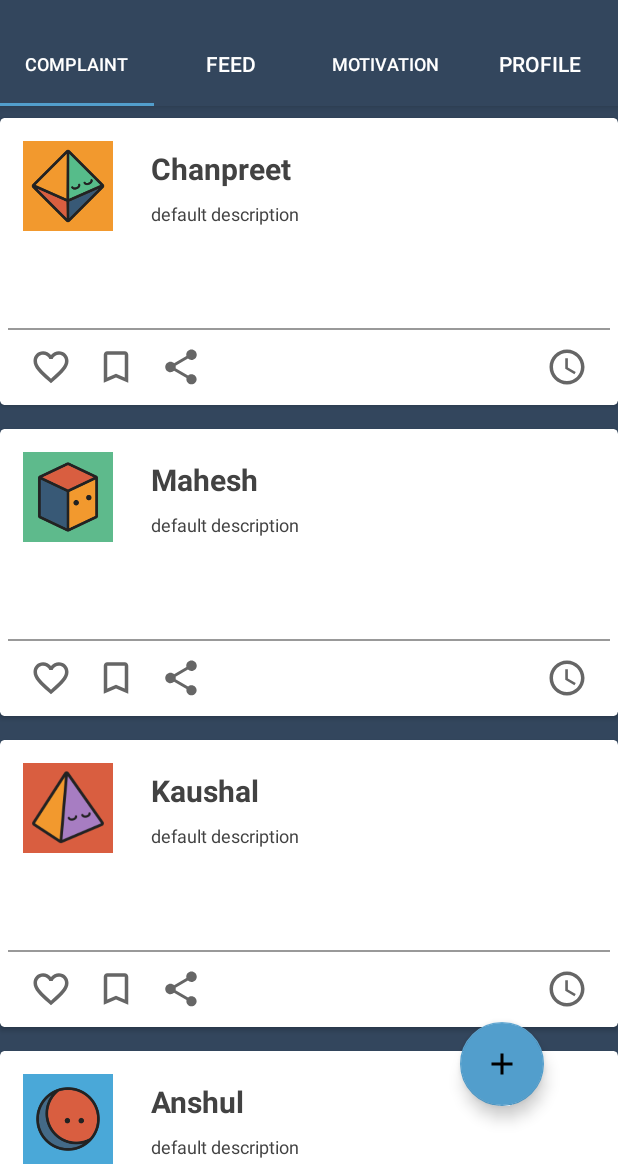
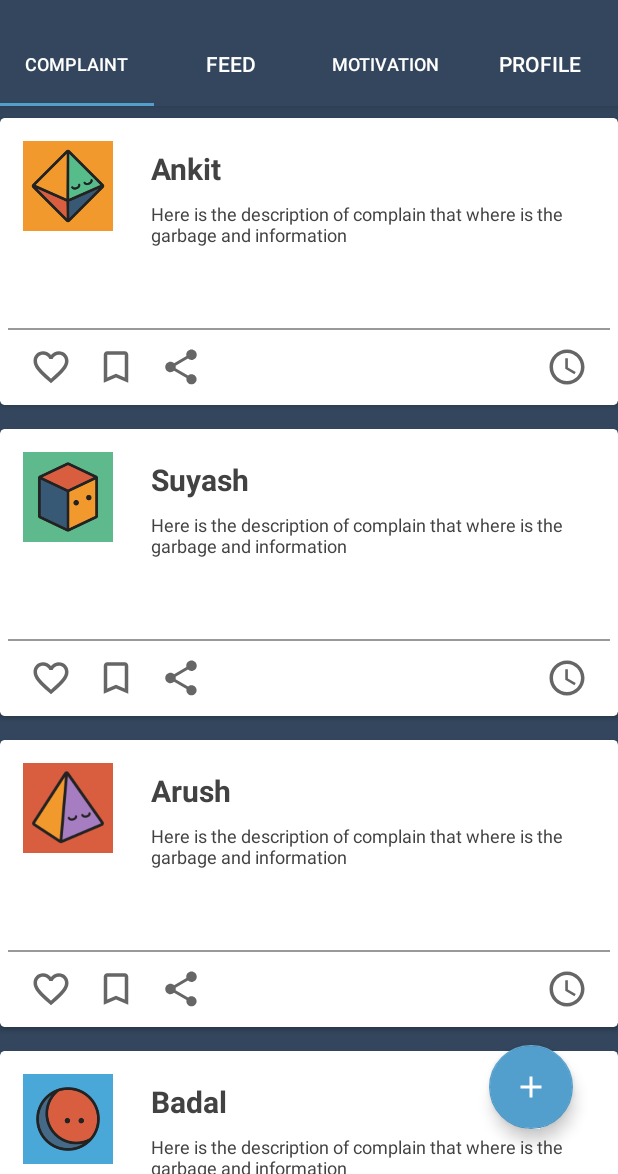
Before and after one commit to kaushalbhardwaj/CleanCampus, an Android app: the screen it shows after launch (MainActivity), after a tap on "SIGN IN", on a phone screen of 412 x 824 dp, the part 62-1236 px from its top. Run offline under Robolectric (Android 15) with nearby library versions, the phone set to English and light mode, and no system bars; libraries missing offline, so code that uses them is left out: com.readystatesoftware.systembartint.

Commit message:
Dialog and recycler changes

```diff
--- a/app/src/main/AndroidManifest.xml
+++ b/app/src/main/AndroidManifest.xml
@@ -4,7 +4,7 @@
 
     <application
         android:allowBackup="true"
-        android:icon="@mipmap/ic_launcher"
+        android:icon="@drawable/logocc"
         android:label="@string/app_name"
         android:supportsRtl="true"
         android:theme="@style/MyMaterialTheme" >
--- a/app/src/main/java/com/cleancampus/activity/SharedPreference.java
+++ b/app/src/main/java/com/cleancampus/activity/SharedPreference.java
@@ -8,7 +8,7 @@ import android.widget.Toast;
 
 public class SharedPreference {
 
-    public static final String MyPREFERENCES = "UserInfo" ;
+    public static final String MyPREFERENCES = "UserInfo1" ;
     public static SharedPreferences sharedpreferences;
     public static boolean putSharedPreferInfo(Context con,UserInfo u)
     {
--- a/app/src/main/java/com/cleancampus/activity/SplashActivity.java
+++ b/app/src/main/java/com/cleancampus/activity/SplashActivity.java
@@ -24,6 +24,7 @@ public class SplashActivity extends AppCompatActivity {
 
         setContentView(R.layout.activity_splash);
         setStatusBarColor("#33465D");
+        final UserInfo u=SharedPreference.getSharedPreferInfo(SplashActivity.this);
 
         splash = new Thread() {
             public void run() {
@@ -32,9 +33,27 @@ public class SplashActivity extends AppCompatActivity {
                 } catch (Exception e) {
                     e.printStackTrace();
                 } finally {
-                    Intent mainIntent = new Intent(SplashActivity.this, LoginActivity.class);
-                    startActivity(mainIntent);
-                    finish();
+
+                    try{
+                    if(u.getEmailId().equals("")||u==null) {
+                        Intent mainIntent = new Intent(SplashActivity.this, LoginActivity.class);
+                        startActivity(mainIntent);
+                        finish();
+                    }
+                    else {
+                        Intent mainIntent = new Intent(SplashActivity.this, MainActivity.class);
+                        startActivity(mainIntent);
+                        finish();
+
+                    }}
+                    catch (Exception e)
+                    {
+                        Intent mainIntent = new Intent(SplashActivity.this, LoginActivity.class);
+                        startActivity(mainIntent);
+                        finish();
+
+
+                    }
                 }
             }
         };
--- a/app/src/main/java/com/cleancampus/adapter/ComplaintAdapter.java
+++ b/app/src/main/java/com/cleancampus/adapter/ComplaintAdapter.java
@@ -12,6 +12,7 @@ import android.widget.TextView;
 import com.cleancampus.R;
 
 import java.util.ArrayList;
+import java.util.Collections;
 
 
 public class ComplaintAdapter extends RecyclerView.Adapter<ComplaintAdapter.ViewHolder> {
@@ -22,6 +23,7 @@ public class ComplaintAdapter extends RecyclerView.Adapter<ComplaintAdapter.View
     {
         context = context1;
         list = list1;
+        Collections.reverse(list1);
     }
     @Override
     public int getItemCount() {
@@ -43,6 +45,7 @@ public class ComplaintAdapter extends RecyclerView.Adapter<ComplaintAdapter.View
         Log.e(list.get(position).getUsername(),"p:"+position);
         holder.username.setText(list.get(position).getUsername());
         holder.description.setText(list.get(position).getDescription());
+        holder.username.setText(list.get(position).getUsername());
         int c=position%4;
         switch (c)
         {
--- a/app/src/main/java/com/cleancampus/adapter/Dbhelper.java
+++ b/app/src/main/java/com/cleancampus/adapter/Dbhelper.java
@@ -52,25 +52,25 @@ public class Dbhelper extends SQLiteOpenHelper {
                 + " TEXT, " + KEY_LOCATION+ " TEXT, "+KEY_EMAIL +" TEXT, "
                 +KEY_TITLE +" TEXT, "+KEY_DECRIPTION+" TEXT, "+KEY_STATUS+" INTEGER, "+KEY_DATE+" TEXT )";
         dbname.execSQL(sql);
-        Data dt = new Data("Chanpreet","","chanpreet.chhabra@gmail.com","default title","default description",1,"28 september");
+        Data dt = new Data("Chanpreet","","chanpreet.chhabra@gmail.com","Complaint title","Here is the description of complain that where is the garbage and information",1,"28 september");
         add(dt);
-        Data dt2 = new Data("Mahesh","","mahesh.kabra@gmail.com","default title","default description",0,"28 september");
+        Data dt2 = new Data("Mahesh","","mahesh.kabra@gmail.com","Complaint title","Here is the description of complain that where is the garbage and information",0,"28 september");
         add(dt2);
-        Data dt3 = new Data("Kaushal","","kaushal.nak@gmail.com","default title","default description",2,"28 september");
+        Data dt3 = new Data("Kaushal","","kaushal.nak@gmail.com","Complaint title","Here is the description of complain that where is the garbage and information",2,"28 september");
         add(dt3);
-        Data dt4 = new Data("Anshul","","ansh.goyal@gmail.com","default title","default description",0,"28 september");
+        Data dt4 = new Data("Anshul","","ansh.goyal@gmail.com","Complaint title","Here is the description of complain that where is the garbage and information",0,"28 september");
         add(dt4);
-        Data dt5 = new Data("Jai","","jai.kamchor@gmail.com","default title","default description",1,"28 september");
+        Data dt5 = new Data("Jai","","jai.kamchor@gmail.com","Complaint title","Here is the description of complain that where is the garbage and information",1,"28 september");
         add(dt5);
-        Data dt6 = new Data("Hina","","hina.varshney@gmail.com","default title","default description",2,"28 september");
+        Data dt6 = new Data("Hina","","hina.varshney@gmail.com","Complaint title","Here is the description of complain that where is the garbage and information",2,"28 september");
         add(dt6);
-        Data dt7 = new Data("Badal","","badal.sharma@gmail.com","default title","default description",1,"28 september");
+        Data dt7 = new Data("Badal","","badal.sharma@gmail.com","Complaint title","Here is the description of complain that where is the garbage and information",1,"28 september");
         add(dt7);
-        Data dt8 = new Data("Arush","","arush.goyal@gmail.com","default title","default description",0,"28 september");
+        Data dt8 = new Data("Arush","","arush.goyal@gmail.com","Complaint title","Here is the description of complain that where is the garbage and information",0,"28 september");
         add(dt8);
-        Data dt9 = new Data("Suyash","","suyash.example@gmail.com","default title","default description",2,"28 september");
+        Data dt9 = new Data("Suyash","","suyash.example@gmail.com","Complaint title","Here is the description of complain that where is the garbage and information",2,"28 september");
         add(dt9);
-        Data dt0 = new Data("Ankit","","ankit.sleepy@gmail.com","default title","default description",0,"28 september");
+        Data dt0 = new Data("Ankit","","ankit.sleepy@gmail.com","Complaint title","Here is the description of complain that where is the garbage and information",0,"28 september");
         add(dt0);
 
     }
@@ -86,7 +86,7 @@ public class Dbhelper extends SQLiteOpenHelper {
         cv.put(KEY_STATUS,data.getStatus());
         cv.put(KEY_DATE,data.getDate());
         db.insert(TABLE_NAME,null,cv);
-        Toast.makeText(context,"Complaint Registered",Toast.LENGTH_LONG).show();
+        //Toast.makeText(context,"Complaint Registered",Toast.LENGTH_LONG).show();
     }
 
 
@@ -128,7 +128,7 @@ public class Dbhelper extends SQLiteOpenHelper {
 
         String query = "INSERT INTO "+TABLE_NAME+" ("+KEY_TITLE+","+KEY_DECRIPTION+") VALUES('"+compliant+"', '"+description+"');";
         db.execSQL(query);
-        Toast.makeText(context,"Saved Successfully", Toast.LENGTH_LONG).show();
+        //Toast.makeText(context,"Saved Successfully", Toast.LENGTH_LONG).show();
     }
     @Override
     public void onUpgrade(SQLiteDatabase sqLiteDatabase, int i, int i1) {
--- a/app/src/main/java/com/cleancampus/fragment/Complaint.java
+++ b/app/src/main/java/com/cleancampus/fragment/Complaint.java
@@ -18,6 +18,8 @@ import android.widget.TextView;
 import android.widget.Toast;
 
 import com.cleancampus.R;
+import com.cleancampus.activity.SharedPreference;
+import com.cleancampus.activity.UserInfo;
 import com.cleancampus.adapter.ComplaintAdapter;
 import com.cleancampus.adapter.Data;
 import com.cleancampus.adapter.Dbhelper;
@@ -44,7 +46,8 @@ public class Complaint extends Fragment {
                              Bundle savedInstanceState) {
         final View complaintView = inflater.inflate(R.layout.fragment_complaint, container, false);
 
-        final Dbhelper dbhelper = new Dbhelper(getContext());
+        final Dbhelper dbhelper = new Dbhelper(getActivity().getApplicationContext());
+
         list = dbhelper.getData();
 
         recyclerView = (RecyclerView) complaintView.findViewById(R.id.recyler_complaint);
@@ -56,6 +59,7 @@ public class Complaint extends Fragment {
         recyclerView.setAdapter(adapter);
         recyclerView.setLayoutManager(linearLayoutManager);
 
+        final UserInfo u= SharedPreference.getSharedPreferInfo(getActivity().getApplicationContext());
         fab = (FloatingActionButton) complaintView.findViewById(R.id.fab);
         fab.setOnClickListener(new View.OnClickListener() {
             @Override
@@ -70,7 +74,8 @@ public class Complaint extends Fragment {
                         EditText complaint = (EditText) f.findViewById(R.id.complaint);
                         EditText description = (EditText) f.findViewById(R.id.description);
 
-                        Data data = new Data("", "", "", complaint.getText().toString(), description.getText().toString(), 0, "");
+
+                        Data data = new Data(u.getUserName(), "", u.getEmailId(), complaint.getText().toString(), description.getText().toString(), 0, "");
                         dbhelper.add(data);
                         list.add(0, data);
                         adapter.notifyItemInserted(0);
--- a/app/src/main/res/drawable/ic_add_black_24px.xml
+++ b/app/src/main/res/drawable/ic_add_black_24px.xml
@@ -6,7 +6,7 @@
     android:viewportHeight="24">
 
     <path
-        android:fillColor="#000000"
+        android:fillColor="#ffffff"
         android:pathData="M19 13h-6v6h-2v-6H5v-2h6V5h2v6h6v2z" />
     <path
         android:pathData="M0 0h24v24H0z" />
--- a/app/src/main/res/layout/activity_splash.xml
+++ b/app/src/main/res/layout/activity_splash.xml
@@ -23,8 +23,7 @@
         android:layout_height="150dp"
         android:id="@+id/imageView"
         app:srcCompat="@drawable/logocc"
-        android:layout_marginBottom="10dp"
         android:layout_above="@+id/textView"
-        android:layout_alignLeft="@+id/textView"
-        android:layout_alignStart="@+id/textView" />
+        android:layout_alignRight="@+id/textView"
+        android:layout_alignEnd="@+id/textView" />
 </RelativeLayout>
--- a/app/src/main/res/layout/dialog.xml
+++ b/app/src/main/res/layout/dialog.xml
@@ -1,7 +1,7 @@
 <LinearLayout xmlns:android="http://schemas.android.com/apk/res/android"
     android:layout_width="match_parent"
     android:layout_height="wrap_content"
-    android:layout_margin="100dp"
+    android:padding="20dp"
     android:orientation="vertical">
 
     <TextView
@@ -11,6 +11,7 @@
         android:fontFamily="sans-serif"
         android:text="Add Complaint"
         android:textSize="20dp"
+        android:textColor="#424242"
         android:textStyle="bold" />
 
     <android.support.design.widget.TextInputLayout
@@ -24,6 +25,7 @@
 
         <EditText
             android:id="@+id/complaint"
+            android:textColor="#424242"
             android:layout_width="match_parent"
             android:layout_height="wrap_content"
             android:hint="Complaint Title" />
@@ -43,6 +45,7 @@
 
         <EditText
             android:id="@+id/description"
+            android:textColor="#424242"
             android:layout_width="match_parent"
             android:layout_height="wrap_content"
             android:hint="Description" />
--- a/app/src/main/res/layout/fragment_complaint.xml
+++ b/app/src/main/res/layout/fragment_complaint.xml
@@ -2,6 +2,7 @@
     xmlns:tools="http://schemas.android.com/tools"
     android:layout_width="match_parent"
     android:layout_height="match_parent"
+    xmlns:app="http://schemas.android.com/apk/res-auto"
     tools:context=".fragment.Complaint">
 
 
@@ -15,10 +16,9 @@
         android:layout_width="wrap_content"
         android:layout_height="wrap_content"
         android:layout_gravity="end|right"
-        android:src="@drawable/ic_add_black_24px"
-        android:layout_marginRight="49dp"
-        android:layout_marginEnd="49dp"
-        android:layout_marginBottom="45dp"
+        app:srcCompat="@drawable/ic_add_black_24px"
+        android:layout_marginRight="30dp"
+        android:layout_marginBottom="30dp"
         android:layout_alignParentBottom="true"
         android:layout_alignParentRight="true"
         android:layout_alignParentEnd="true" />
```
